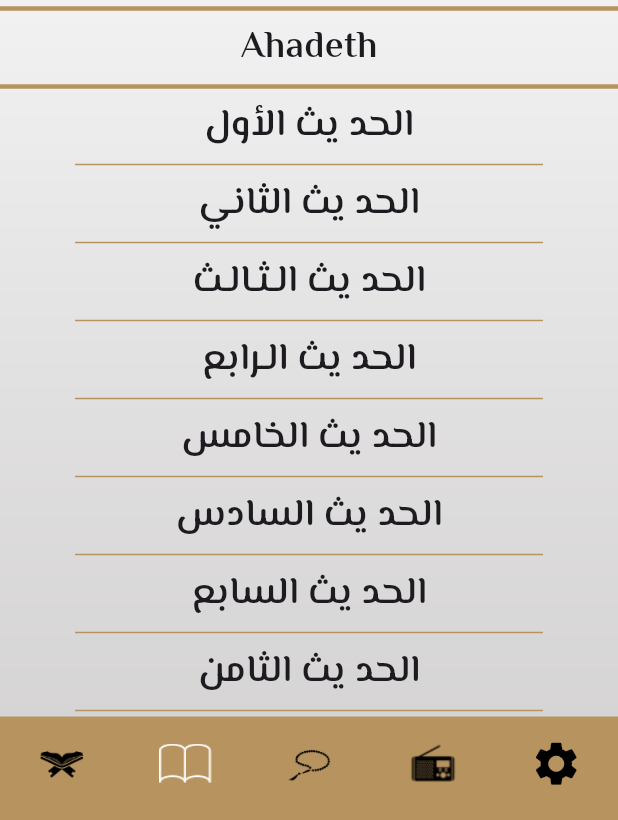
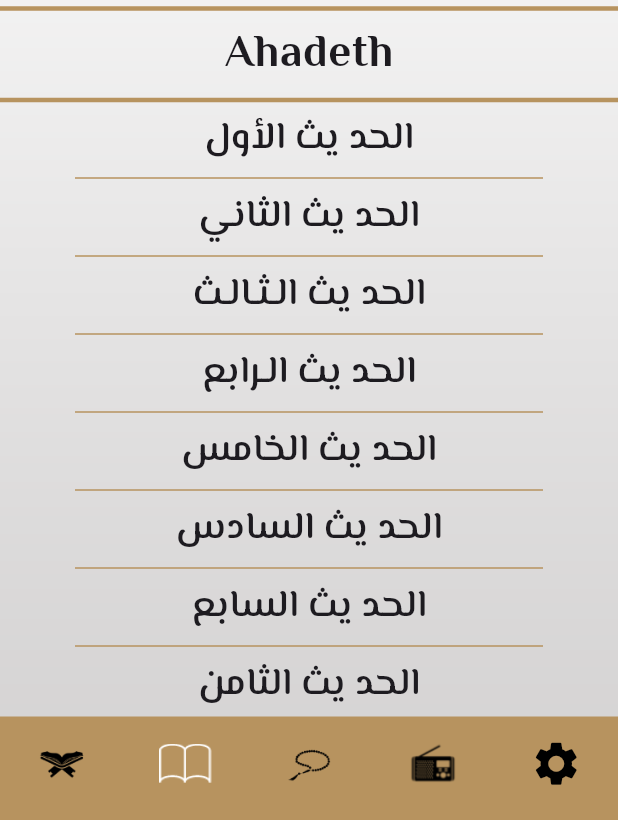
Before and after one commit to MohamedELBatal/Quraan-Sebha, a Flutter app: the screen it shows after launch, item 2 of the bottom bar chosen, on a phone screen of 412 x 824 dp, the part 416-1236 px from its top. Run offline on Flutter 3.47's test engine with Material 3 defaults, Android fonts, the phone set to English and light mode, and no system bars; our stand-ins replace google_fonts.

Commit message:
ahadeth_tab_finish

```diff
--- a/lib/home/tabs/ahadeth_tab.dart
+++ b/lib/home/tabs/ahadeth_tab.dart
@@ -30,7 +30,7 @@ class _AhadethTabState extends State<AhadethTab> {
           ),
           Text(
             "Ahadeth",
-            style: Theme.of(context).textTheme.bodyMedium,
+            style: Theme.of(context).textTheme.bodyLarge,
           ),
           const Divider(
             thickness: 3,
```
